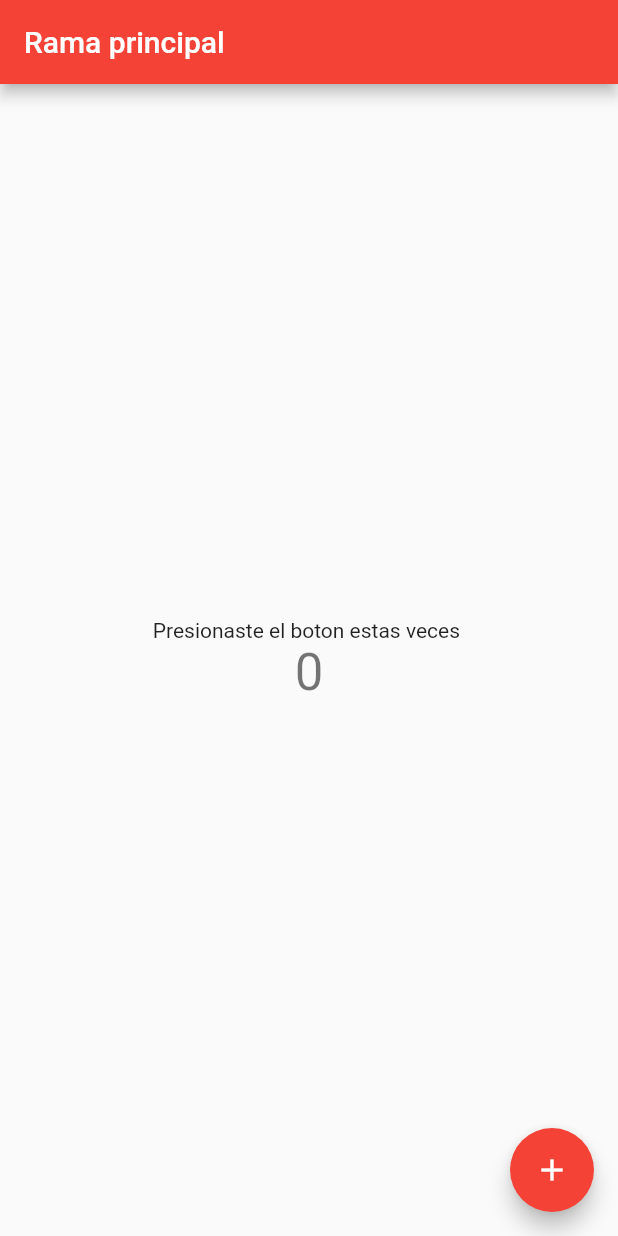
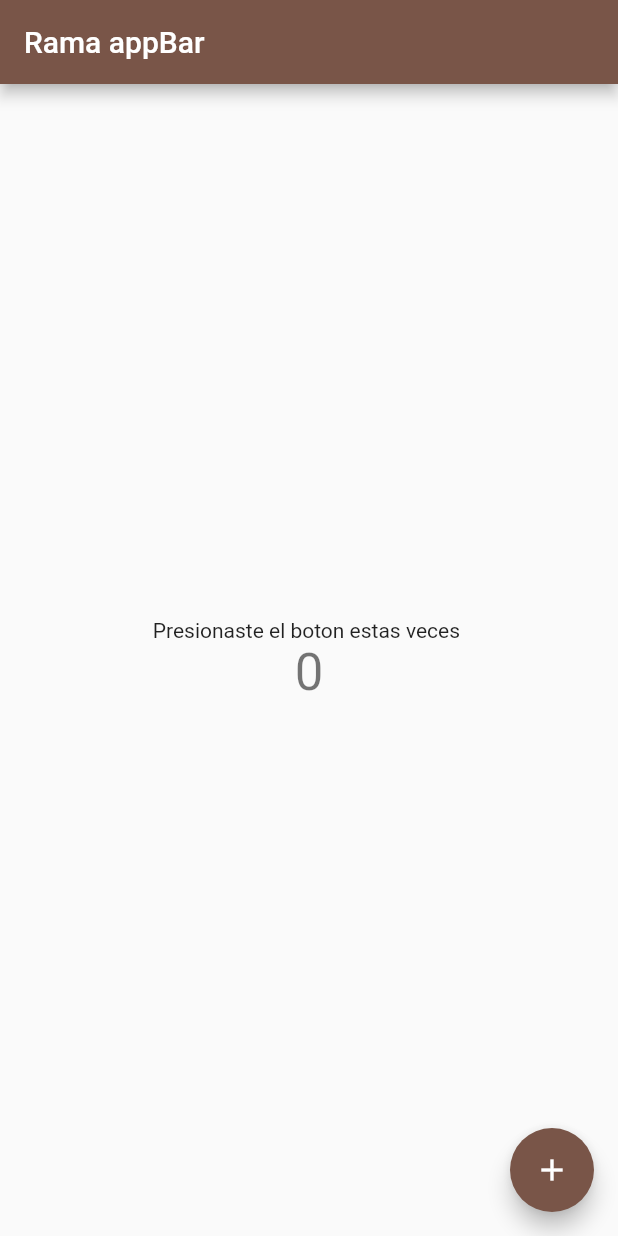
Before and after one commit to JesusArellano16/Git_GitHub, a Flutter app: the screen it shows after launch, on a phone screen of 412 x 824 dp. Run offline on Flutter 3.47's test engine with Material 2 defaults, Android fonts, the phone set to English and light mode, and no system bars.

Commit message:
Cambios en appBar (version 1)

```diff
--- a/lib/main.dart
+++ b/lib/main.dart
@@ -14,9 +14,9 @@ class MyApp extends StatelessWidget {
       debugShowCheckedModeBanner: false,
       title: 'Curso Git',
       theme: ThemeData(
-        primarySwatch: Colors.red,
+        primarySwatch: Colors.brown,
       ),
-      home: const MyHomePage(title: 'Rama principal'),
+      home: const MyHomePage(title: 'Rama appBar'),
     );
   }
 }
```
